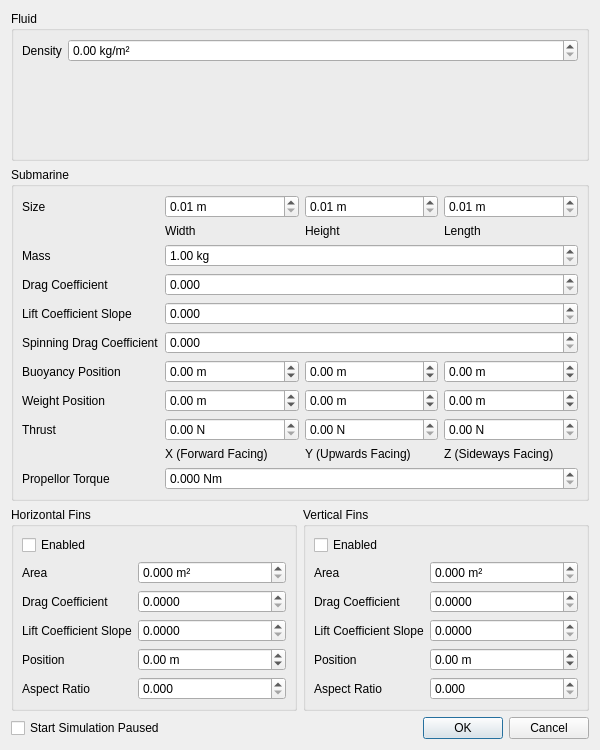
This is simulationpropertiesdialogue.ui in shintakezou/submarine-simulator as Qt 5 draws it before an edit. The edited form follows.
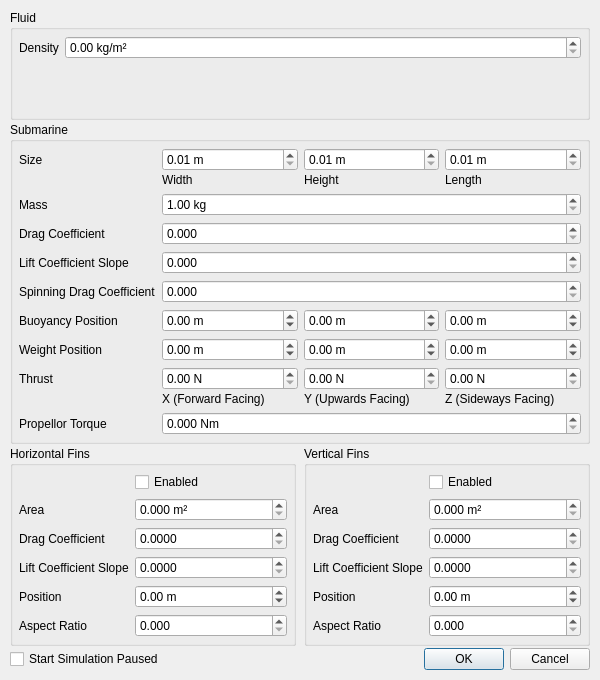
This is the edited form.

What changed in the file:
```diff
--- a/simulationpropertiesdialogue.ui
+++ b/simulationpropertiesdialogue.ui
@@ -7,19 +7,34 @@
     <x>0</x>
     <y>0</y>
     <width>600</width>
-    <height>750</height>
+    <height>680</height>
    </rect>
   </property>
   <property name="minimumSize">
    <size>
     <width>600</width>
-    <height>750</height>
+    <height>680</height>
    </size>
   </property>
   <property name="windowTitle">
    <string>Simulation Properties</string>
   </property>
   <layout class="QVBoxLayout" name="verticalLayout">
+   <property name="spacing">
+    <number>2</number>
+   </property>
+   <property name="leftMargin">
+    <number>10</number>
+   </property>
+   <property name="topMargin">
+    <number>10</number>
+   </property>
+   <property name="rightMargin">
+    <number>10</number>
+   </property>
+   <property name="bottomMargin">
+    <number>10</number>
+   </property>
    <item>
     <widget class="QGroupBox" name="groupBox">
      <property name="title">
@@ -27,16 +42,16 @@
      </property>
      <layout class="QFormLayout" name="formLayout">
       <property name="leftMargin">
-       <number>8</number>
+       <number>6</number>
       </property>
       <property name="topMargin">
-       <number>8</number>
+       <number>6</number>
       </property>
       <property name="rightMargin">
-       <number>8</number>
+       <number>6</number>
       </property>
       <property name="bottomMargin">
-       <number>8</number>
+       <number>6</number>
       </property>
       <item row="0" column="0">
        <widget class="QLabel" name="label">
@@ -68,16 +83,16 @@
      </property>
      <layout class="QFormLayout" name="formLayout_2">
       <property name="leftMargin">
-       <number>8</number>
+       <number>6</number>
       </property>
       <property name="topMargin">
-       <number>8</number>
+       <number>6</number>
       </property>
       <property name="rightMargin">
-       <number>8</number>
+       <number>6</number>
       </property>
       <property name="bottomMargin">
-       <number>8</number>
+       <number>6</number>
       </property>
       <item row="0" column="0">
        <widget class="QLabel" name="label_2">
@@ -88,6 +103,9 @@
       </item>
       <item row="0" column="1">
        <layout class="QGridLayout" name="gridLayout">
+        <property name="verticalSpacing">
+         <number>2</number>
+        </property>
         <item row="0" column="2">
          <widget class="QDoubleSpinBox" name="spinSubLength">
           <property name="suffix">
@@ -329,6 +347,9 @@
       </item>
       <item row="7" column="1">
        <layout class="QGridLayout" name="gridLayout_2">
+        <property name="verticalSpacing">
+         <number>2</number>
+        </property>
         <item row="0" column="1">
          <widget class="QDoubleSpinBox" name="spinSubThrustY">
           <property name="suffix">
@@ -477,6 +498,9 @@
    </item>
    <item>
     <layout class="QHBoxLayout" name="horizontalLayout">
+     <property name="spacing">
+      <number>8</number>
+     </property>
      <item>
       <widget class="QGroupBox" name="groupBox_3">
        <property name="title">
@@ -484,24 +508,17 @@
        </property>
        <layout class="QFormLayout" name="formLayout_3">
         <property name="leftMargin">
-         <number>8</number>
+         <number>6</number>
         </property>
         <property name="topMargin">
-         <number>8</number>
+         <number>6</number>
         </property>
         <property name="rightMargin">
-         <number>8</number>
+         <number>6</number>
         </property>
         <property name="bottomMargin">
-         <number>8</number>
+         <number>6</number>
         </property>
-        <item row="0" column="0">
-         <widget class="QCheckBox" name="checkHorizontalFinsEnabled">
-          <property name="text">
-           <string>Enabled</string>
-          </property>
-         </widget>
-        </item>
         <item row="1" column="0">
          <widget class="QLabel" name="label_11">
           <property name="text">
@@ -608,6 +625,13 @@
           </property>
          </widget>
         </item>
+        <item row="0" column="1">
+         <widget class="QCheckBox" name="checkHorizontalFinsEnabled">
+          <property name="text">
+           <string>Enabled</string>
+          </property>
+         </widget>
+        </item>
        </layout>
       </widget>
      </item>
@@ -618,24 +642,17 @@
        </property>
        <layout class="QFormLayout" name="formLayout_4">
         <property name="leftMargin">
-         <number>8</number>
+         <number>6</number>
         </property>
         <property name="topMargin">
-         <number>8</number>
+         <number>6</number>
         </property>
         <property name="rightMargin">
-         <number>8</number>
+         <number>6</number>
         </property>
         <property name="bottomMargin">
-         <number>8</number>
+         <number>6</number>
         </property>
-        <item row="0" column="0">
-         <widget class="QCheckBox" name="checkVerticalFinsEnabled">
-          <property name="text">
-           <string>Enabled</string>
-          </property>
-         </widget>
-        </item>
         <item row="1" column="0">
          <widget class="QLabel" name="label_16">
           <property name="text">
@@ -739,6 +756,13 @@
           </property>
          </widget>
         </item>
+        <item row="0" column="1">
+         <widget class="QCheckBox" name="checkVerticalFinsEnabled">
+          <property name="text">
+           <string>Enabled</string>
+          </property>
+         </widget>
+        </item>
        </layout>
       </widget>
      </item>
```
Left out of the diff: 2 changed lines with no effect on the pictures.
